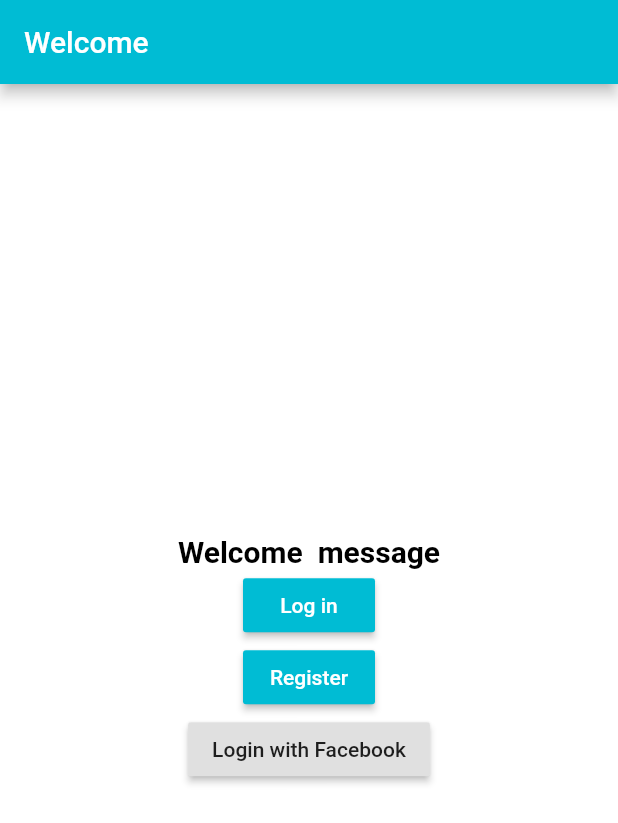
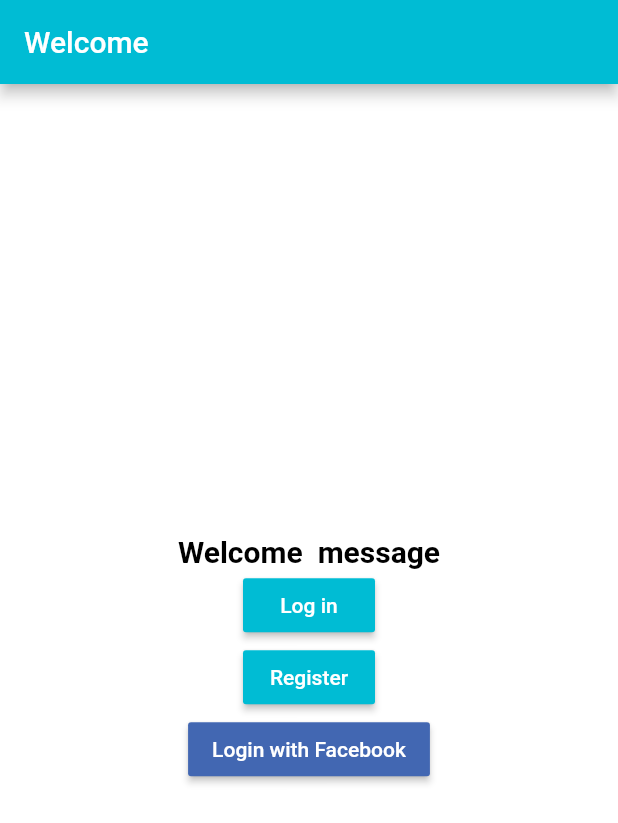
Before and after one commit to zenkairan/skeletal_app, a Flutter app: the screen it shows after launch, on a phone screen of 412 x 824 dp. Shown: the top 823 px of the screen. Run offline on Flutter 3.47's test engine with Material 2 defaults, Android fonts, the phone set to English and light mode, and no system bars; missing offline and left inert: flutter_facebook_login; accounts and stored records are empty.

Commit message:
feat: facebook login complete with profile pic

```diff
--- a/lib/src/Localization/CustomLocalizaton.dart
+++ b/lib/src/Localization/CustomLocalizaton.dart
@@ -31,6 +31,7 @@ class CustomLocalization {
       'edit': 'Edit',
       'user_description': 'About me',
       'save': 'Save',
+      'facebook': 'Login with Facebook',
     },
     'pt': {
       'welcome': 'Bem Vindo',
@@ -49,6 +50,7 @@ class CustomLocalization {
       'edit': 'Editar',
       'user_description': 'Minha descrição',
       'save': 'Salvar',
+      'facebook': 'Login com Facebook',
     },
   };
 
@@ -101,6 +103,9 @@ class CustomLocalization {
   String get save{
     return _localizedValues[locale.languageCode]['save'];
   }
+  String get facebook{
+    return _localizedValues[locale.languageCode]['facebook'];
+  }
 }
 
 class CustomLocalizationDelegate extends LocalizationsDelegate<CustomLocalization>{
--- a/lib/src/beans/User.dart
+++ b/lib/src/beans/User.dart
@@ -5,6 +5,8 @@ class User{
   String name;
   String email;
   String password;
+  String facebookId;
+  String picture;
 
   User(String name, String email, String password){
     this.name = name;
@@ -16,13 +18,16 @@ class User{
     id = json['id'],
     name = json['name'],
     email = json['email'],
-    password = json['password'];
+    password = json['password'],
+    facebookId = json['facebookId'],
+    picture = json['picture'];
 
   Map<String, dynamic> toJson() =>
   {
     'id': id,
     'name': name,
     'email': email,
-    'password': password
+    'password': password,
+    'facebookId': facebookId
   };
 }
--- a/lib/src/scenes/EditProfile.dart
+++ b/lib/src/scenes/EditProfile.dart
@@ -4,6 +4,7 @@ import 'package:flutter/material.dart';
 import 'package:skeletal_app/src/Localization/CustomLocalizaton.dart';
 import 'package:skeletal_app/src/widgets/BaseColors.dart';
 import 'package:skeletal_app/src/widgets/ProfilePic.dart';
+import 'package:skeletal_app/src/singletons/UserSingleton.dart';
 
 /**
  * Edição de perfil de usuário
@@ -17,6 +18,7 @@ class EditProfileState extends State<EditProfile> {
 
   String _userDescription;
   final _formKey = GlobalKey<FormState>();
+  UserSingleton loggedUser = new UserSingleton();
 
   @override
   Widget build(BuildContext context) {
@@ -39,7 +41,7 @@ class EditProfileState extends State<EditProfile> {
           mainAxisAlignment: MainAxisAlignment.center,
           children: <Widget>[
             FlatButton(
-              child: ProfilePic(),
+              child: ProfilePic(url: (loggedUser.user != null)? loggedUser.user.picture: null),
               onPressed: () => print('Mudar foto'),//character sheet
             ),
             Form(
--- a/lib/src/scenes/LeftDrawer.dart
+++ b/lib/src/scenes/LeftDrawer.dart
@@ -3,6 +3,7 @@ import 'package:flutter/material.dart';
 import 'package:skeletal_app/src/widgets/BaseColors.dart';
 import 'package:skeletal_app/src/Localization/CustomLocalizaton.dart';
 import 'package:skeletal_app/src/widgets/ProfilePic.dart';
+import 'package:skeletal_app/src/singletons/UserSingleton.dart';
 
 class LeftDrawer extends StatefulWidget {
 
@@ -11,6 +12,9 @@ class LeftDrawer extends StatefulWidget {
 }
 
 class LeftDrawerState extends State<LeftDrawer> {
+
+  UserSingleton loggedUser = new UserSingleton();
+
   @override
   Widget build(BuildContext context) {
     return Drawer(
@@ -19,7 +23,7 @@ class LeftDrawerState extends State<LeftDrawer> {
         child: ListView(
           children: <Widget>[
             FlatButton(
-              child: ProfilePic(height: 100.0, width: 100.0,),
+              child: ProfilePic(height: 100.0, width: 100.0, url: (loggedUser.user != null)? loggedUser.user.picture: null,),
               onPressed: () => Navigator.pushNamed(context, '/edit'),
             ),
             Container(
--- a/lib/src/scenes/WelcomeScreen.dart
+++ b/lib/src/scenes/WelcomeScreen.dart
@@ -5,6 +5,8 @@ import 'package:http/http.dart' as http;
 
 import 'package:skeletal_app/src/Localization/CustomLocalizaton.dart';
 import 'package:skeletal_app/src/widgets/BaseColors.dart';
+import 'package:skeletal_app/src/singletons/UserSingleton.dart';
+import 'package:skeletal_app/src/beans/User.dart';
 
 /**
  * tela com opções para login e cadastro.
@@ -19,7 +21,7 @@ class WelcomeScreen extends StatefulWidget{
 class WelcomeScreenState extends State<WelcomeScreen> with RouteAware{
 
   bool isLoggedIn = false;
-  dynamic profileData = null;
+  UserSingleton loggedUser = new UserSingleton();
   @override
   Widget build(BuildContext context){
     return Scaffold(
@@ -54,12 +56,14 @@ class WelcomeScreenState extends State<WelcomeScreen> with RouteAware{
               color: BaseColors.buttonColor,
               onPressed: () => Navigator.pushNamed(context, '/register'),
             ),
-            isLoggedIn
-                ? Text("Logged In")
-                : RaisedButton(
-                    child: Text("Login with Facebook"),
-                    onPressed: () => initiateFacebookLogin(),
-                  ),
+            RaisedButton(
+              child: Text(CustomLocalization.of(context).facebook, style: TextStyle(color: BaseColors.textColor)),
+              color: BaseColors.facebook,
+              onPressed: () {
+                initiateFacebookLogin();
+                Navigator.pushNamed(context, '/index');
+                },
+            ),
           ],
         ),
       ),
@@ -89,10 +93,9 @@ class WelcomeScreenState extends State<WelcomeScreen> with RouteAware{
         .accessToken.token}');
 
         var profile = json.decode(graphResponse.body);
-        print(profile.toString());
 
         onLoginStatusChanged(true, profileData: profile);
-        _initFacebookUser(profileData);
+        _initFacebookUser(profile);
         break;
     }
   }
@@ -100,12 +103,17 @@ class WelcomeScreenState extends State<WelcomeScreen> with RouteAware{
   void onLoginStatusChanged(bool isLoggedIn, {dynamic profileData}) {
     setState(() {
       this.isLoggedIn = isLoggedIn;
-      this.profileData = profileData;
     });
   }
 
+    //create user from facebook data
   void _initFacebookUser(dynamic profileData){
-    //create user from facebook data
+    User user = new User(profileData['name'], profileData['email'], null);
+    user.facebookId = profileData['id'];
+    user.picture = profileData['picture']['data']['url'];
+    this.loggedUser.user = user;
+
+
   }
 
 }
--- /dev/null
+++ b/lib/src/singletons/UserSingleton.dart
@@ -0,0 +1,12 @@
+import 'package:skeletal_app/src/beans/User.dart';
+
+class UserSingleton{
+  static final UserSingleton _userSingleton = new UserSingleton._internal();
+  User user;
+
+  factory UserSingleton(){
+    return _userSingleton;
+  }
+
+  UserSingleton._internal();
+}
--- a/lib/src/widgets/BaseColors.dart
+++ b/lib/src/widgets/BaseColors.dart
@@ -9,4 +9,5 @@ class BaseColors{
   static final Color cardColor = Colors.lightBlueAccent;
   static final Color cardColorSelected = Colors.lightBlue;
   static final Color borderColor = Colors.blue;
+  static final Color facebook = Color.fromRGBO(66, 103, 178, 1.0);
 }
```
